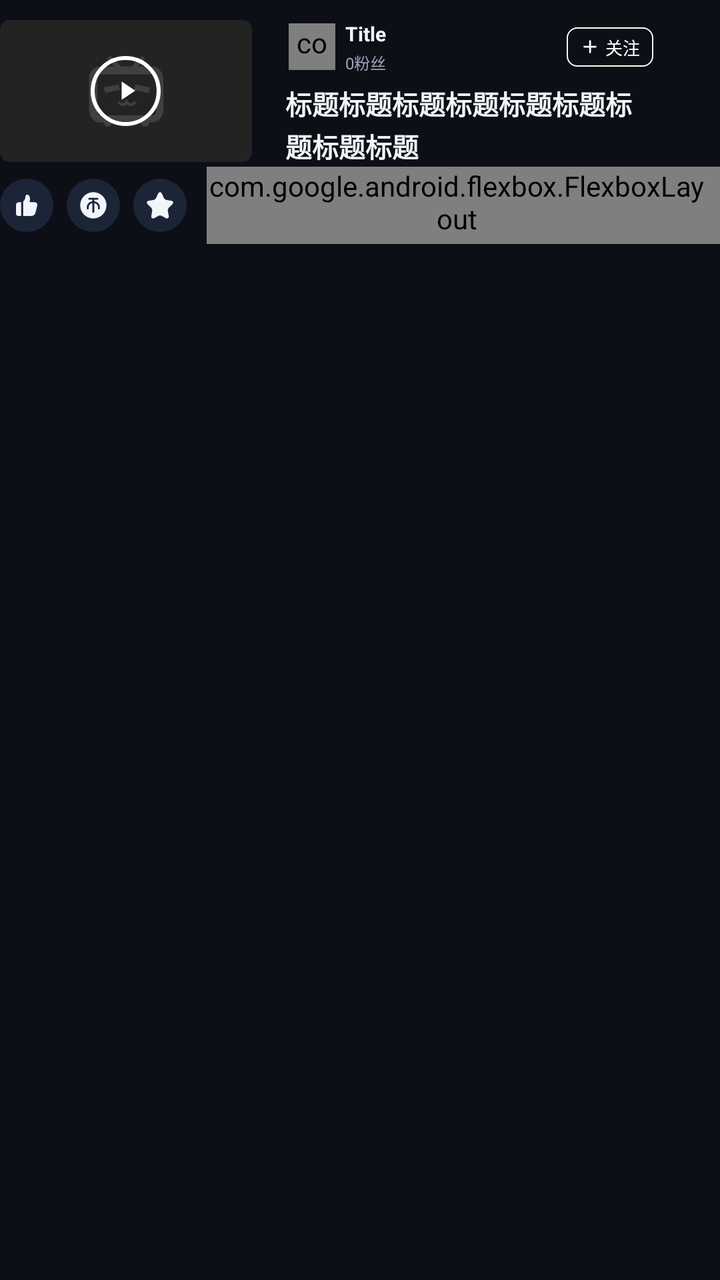
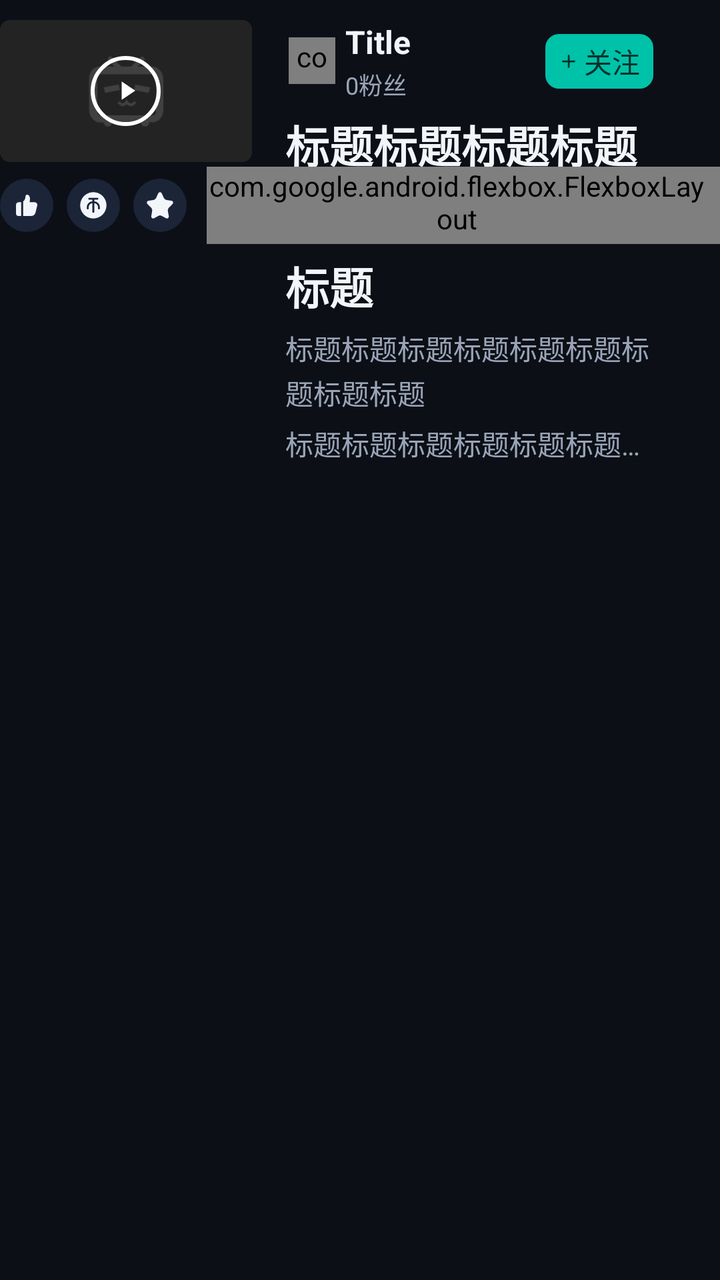

An Android layout rendered at two revisions. The XML below is the earlier revision; the diff shows what the commit changed to produce the second picture.
<!-- AndroidManifest.xml: application theme Theme.BTelly -->
<!-- res/layout/cell_video_detail_head.xml -->
<?xml version="1.0" encoding="utf-8"?>
<androidx.constraintlayout.widget.ConstraintLayout xmlns:android="http://schemas.android.com/apk/res/android"
    xmlns:app="http://schemas.android.com/apk/res-auto"
    android:layout_width="match_parent"
    android:layout_height="wrap_content"
    android:paddingBottom="@dimen/px15">

    <com.google.android.material.card.MaterialCardView
        android:id="@+id/card_cover"
        android:layout_width="0dp"
        android:layout_height="0dp"
        android:layout_marginTop="@dimen/px30"
        app:cardBackgroundColor="@android:color/transparent"
        app:cardCornerRadius="@dimen/px15"
        app:cardForegroundColor="@android:color/transparent"
        app:cardElevation="0dp"
        app:enforceMaterialTheme="false"
        app:layout_constraintDimensionRatio="h,16:9"
        app:layout_constraintStart_toStartOf="parent"
        app:layout_constraintTop_toTopOf="parent"
        app:layout_constraintWidth_percent="0.35"
        app:strokeColor="@android:color/transparent"
        app:strokeWidth="0dp">

        <androidx.appcompat.widget.AppCompatImageView
            android:id="@+id/image_cover"
            android:layout_width="match_parent"
            android:layout_height="match_parent"
            android:scaleType="centerCrop"
            android:src="@drawable/default_video" />

        <View
            android:layout_width="match_parent"
            android:layout_height="match_parent"
            android:background="#80000000" />

        <View
            android:id="@+id/view_play_ring"
            android:layout_width="@dimen/px105"
            android:layout_height="@dimen/px105"
            android:layout_gravity="center"
            android:background="@drawable/bg_play_ring" />

        <androidx.appcompat.widget.AppCompatImageView
            android:id="@+id/icon_play_button"
            android:layout_width="@dimen/px50"
            android:layout_height="@dimen/px50"
            android:layout_gravity="center"
            app:srcCompat="@drawable/ic_play" />
    </com.google.android.material.card.MaterialCardView>

    <View
        android:id="@+id/button_play"
        android:layout_width="0dp"
        android:layout_height="0dp"
        android:clickable="true"
        android:defaultFocusHighlightEnabled="false"
        android:focusable="true"
        android:nextFocusDown="@+id/button_like"
        android:nextFocusLeft="@id/button_back_1"
        android:nextFocusRight="@+id/button_uploader"
        app:layout_constraintBottom_toBottomOf="@+id/card_cover"
        app:layout_constraintEnd_toEndOf="@+id/card_cover"
        app:layout_constraintStart_toStartOf="@+id/card_cover"
        app:layout_constraintTop_toTopOf="@+id/card_cover" />

    <androidx.appcompat.widget.AppCompatImageView
        android:id="@+id/button_like"
        android:layout_width="@dimen/px80"
        android:layout_height="@dimen/px80"
        android:layout_marginTop="@dimen/px25"
        android:background="@drawable/button_common"
        android:clickable="true"
        android:focusable="true"
        android:nextFocusLeft="@id/button_back_1"
        android:nextFocusUp="@+id/button_play"
        android:padding="@dimen/px20"
        app:layout_constraintTop_toBottomOf="@+id/card_cover"
        app:layout_constraintEnd_toStartOf="@+id/button_coin"
        app:layout_constraintHorizontal_bias="0"
        app:layout_constraintHorizontal_chainStyle="packed"
        app:layout_constraintStart_toStartOf="@+id/card_cover"
        app:srcCompat="@drawable/ic_like"
        app:tint="?android:attr/textColorPrimary" />

    <androidx.appcompat.widget.AppCompatImageView
        android:id="@+id/button_coin"
        android:layout_width="@dimen/px80"
        android:layout_height="@dimen/px80"
        android:layout_marginStart="@dimen/px20"
        android:background="@drawable/button_common"
        android:clickable="true"
        android:focusable="true"
        android:nextFocusLeft="@id/button_back_1"
        android:nextFocusUp="@+id/button_play"
        android:padding="@dimen/px20"
        app:layout_constraintTop_toTopOf="@+id/button_like"
        app:layout_constraintEnd_toStartOf="@+id/button_favorite"
        app:layout_constraintStart_toEndOf="@+id/button_like"
        app:srcCompat="@drawable/ic_coin"
        app:tint="?android:attr/textColorPrimary" />

    <androidx.appcompat.widget.AppCompatImageView
        android:id="@+id/button_favorite"
        android:layout_width="@dimen/px80"
        android:layout_height="@dimen/px80"
        android:layout_marginStart="@dimen/px20"
        android:background="@drawable/button_common"
        android:clickable="true"
        android:focusable="true"
        android:nextFocusLeft="@id/button_back_1"
        android:nextFocusUp="@+id/button_play"
        android:padding="@dimen/px20"
        app:layout_constraintTop_toTopOf="@+id/button_like"
        app:layout_constraintEnd_toEndOf="@+id/card_cover"
        app:layout_constraintStart_toEndOf="@+id/button_coin"
        app:srcCompat="@drawable/ic_favorite"
        app:tint="?android:attr/textColorPrimary" />

    <com.btelly.ui.widget.TripleActionProgressView
        android:id="@+id/view_triple_progress"
        android:layout_width="0dp"
        android:layout_height="0dp"
        android:visibility="gone"
        app:layout_constraintBottom_toBottomOf="@+id/button_favorite"
        app:layout_constraintEnd_toEndOf="@+id/button_favorite"
        app:layout_constraintStart_toStartOf="@+id/button_like"
        app:layout_constraintTop_toTopOf="@+id/button_like" />

    <androidx.appcompat.widget.LinearLayoutCompat
        android:id="@+id/button_uploader"
        android:layout_width="wrap_content"
        android:layout_height="wrap_content"
        android:layout_marginStart="@dimen/px50"
        android:background="@drawable/cell_background"
        android:clickable="true"
        android:focusable="true"
        android:gravity="center_vertical"
        android:nextFocusDown="@+id/button_detail"
        android:nextFocusLeft="@+id/button_play"
        android:nextFocusRight="@+id/button_follow"
        android:paddingEnd="@dimen/px20"
        app:layout_constraintStart_toEndOf="@+id/card_cover"
        app:layout_constraintTop_toTopOf="@+id/card_cover">

        <com.btelly.core.ui.image.AvatarBadgeView
            android:id="@+id/image_avatar"
            android:layout_width="@dimen/px70"
            android:layout_height="@dimen/px70"
            android:layout_marginStart="@dimen/px5"
            android:layout_marginEnd="@dimen/px15"
            app:srcCompat="@drawable/default_avatar" />

        <androidx.appcompat.widget.LinearLayoutCompat
            android:layout_width="wrap_content"
            android:layout_height="wrap_content"
            android:orientation="vertical">

            <androidx.appcompat.widget.AppCompatTextView
                android:id="@+id/text_name"
                android:layout_width="wrap_content"
                android:layout_height="wrap_content"
                android:ellipsize="end"
                android:singleLine="true"
                android:text="Title"
                android:textColor="?android:attr/textColorPrimary"
                android:textSize="@dimen/px30"
                android:textStyle="bold" />

            <androidx.appcompat.widget.AppCompatTextView
                android:id="@+id/text_fans"
                android:layout_width="wrap_content"
                android:layout_height="wrap_content"
                android:layout_marginTop="@dimen/px5"
                android:text="0粉丝"
                android:textColor="?android:attr/textColorSecondary"
                android:textSize="@dimen/px24" />
        </androidx.appcompat.widget.LinearLayoutCompat>
    </androidx.appcompat.widget.LinearLayoutCompat>

    <androidx.appcompat.widget.LinearLayoutCompat
        android:id="@+id/button_follow"
        android:layout_width="wrap_content"
        android:layout_height="wrap_content"
        android:background="@drawable/button_accent_outline"
        android:clickable="true"
        android:focusable="true"
        android:gravity="center_vertical"
        android:nextFocusDown="@+id/button_detail"
        android:nextFocusLeft="@+id/button_uploader"
        android:nextFocusRight="@+id/button_like"
        android:paddingStart="@dimen/px20"
        android:paddingTop="@dimen/px10"
        android:paddingEnd="@dimen/px20"
        android:paddingBottom="@dimen/px10"
        app:layout_constraintBottom_toBottomOf="@+id/button_uploader"
        app:layout_constraintEnd_toEndOf="@+id/text_title"
        app:layout_constraintTop_toTopOf="@+id/button_uploader">

        <androidx.appcompat.widget.AppCompatImageView
            android:id="@+id/icon_follow"
            android:layout_width="@dimen/px30"
            android:layout_height="@dimen/px30"
            app:srcCompat="@drawable/ic_plus"
            app:tint="@android:color/white" />

        <androidx.appcompat.widget.AppCompatTextView
            android:id="@+id/text_follow"
            android:layout_width="wrap_content"
            android:layout_height="wrap_content"
            android:layout_marginStart="@dimen/px8"
            android:text="@string/follow"
            android:textColor="@android:color/white"
            android:textSize="@dimen/px26" />
    </androidx.appcompat.widget.LinearLayoutCompat>

    <androidx.appcompat.widget.AppCompatTextView
        android:id="@+id/text_title"
        android:layout_width="0dp"
        android:layout_height="wrap_content"
        android:layout_marginStart="@dimen/px50"
        android:layout_marginTop="@dimen/px15"
        android:layout_marginEnd="@dimen/px100"
        android:lineSpacingMultiplier="1.1"
        android:text="标题标题标题标题标题标题标题标题标题"
        android:textColor="?android:attr/textColorPrimary"
        android:textSize="@dimen/px40"
        android:textStyle="bold"
        app:layout_constraintEnd_toEndOf="parent"
        app:layout_constraintStart_toEndOf="@+id/card_cover"
        app:layout_constraintTop_toBottomOf="@+id/button_uploader" />

    <androidx.appcompat.widget.AppCompatTextView
        android:id="@+id/text_subtitle"
        android:layout_width="0dp"
        android:layout_height="wrap_content"
        android:layout_marginTop="@dimen/px15"
        android:lineSpacingMultiplier="1.1"
        android:text="标题标题标题标题标题标题标题标题标题"
        android:textColor="?attr/tvTextSecondary"
        android:textSize="@dimen/px30"
        app:layout_constraintEnd_toEndOf="@+id/text_title"
        app:layout_constraintStart_toStartOf="@+id/text_title"
        app:layout_constraintTop_toBottomOf="@+id/text_title"
        app:layout_constraintVertical_bias="0.1" />

    <androidx.appcompat.widget.LinearLayoutCompat
        android:id="@+id/layout_desc_row"
        android:layout_width="0dp"
        android:layout_height="wrap_content"
        android:layout_marginTop="@dimen/px15"
        android:gravity="center_vertical"
        android:orientation="horizontal"
        app:layout_constraintEnd_toEndOf="@+id/text_title"
        app:layout_constraintStart_toStartOf="@+id/text_title"
        app:layout_constraintTop_toBottomOf="@+id/text_subtitle">

        <androidx.appcompat.widget.AppCompatTextView
            android:id="@+id/text_description"
            android:layout_width="0dp"
            android:layout_height="wrap_content"
            android:layout_weight="1"
            android:ellipsize="end"
            android:maxLines="1"
            android:text="标题标题标题标题标题标题标题标题标题"
            android:textColor="?android:attr/textColorSecondary"
            android:textSize="@dimen/px28" />

        <androidx.appcompat.widget.AppCompatTextView
            android:id="@+id/button_detail"
            android:layout_width="wrap_content"
            android:layout_height="wrap_content"
            android:layout_marginStart="@dimen/px15"
            android:background="@drawable/button_accent_outline"
            android:clickable="true"
            android:focusable="true"
            android:paddingStart="@dimen/px20"
            android:paddingTop="@dimen/px10"
            android:paddingEnd="@dimen/px20"
            android:paddingBottom="@dimen/px10"
            android:text="@string/detail"
            android:textColor="@android:color/white"
            android:textSize="@dimen/px26"
            android:visibility="gone" />
    </androidx.appcompat.widget.LinearLayoutCompat>

    <com.google.android.flexbox.FlexboxLayout
        android:id="@+id/view_flex_layout"
        android:layout_width="0dp"
        android:layout_height="wrap_content"
        android:layout_marginStart="@dimen/px30"
        android:descendantFocusability="afterDescendants"
        android:focusable="true"
        android:nextFocusLeft="@+id/button_play"
        android:paddingEnd="@dimen/px20"
        android:paddingBottom="@dimen/px10"
        app:alignItems="center"
        app:flexWrap="wrap"
        app:layout_constraintBottom_toBottomOf="@+id/button_like"
        app:layout_constraintEnd_toEndOf="parent"
        app:layout_constraintStart_toEndOf="@+id/button_favorite"
        app:layout_constraintTop_toTopOf="@+id/button_like" />
</androidx.constraintlayout.widget.ConstraintLayout>
<!-- resources referenced by this layout -->
<resources>
  <dimen name="px10">10px</dimen>
  <dimen name="px100">100px</dimen>
  <dimen name="px105">105px</dimen>
  <dimen name="px15">15px</dimen>
  <dimen name="px20">20px</dimen>
  <dimen name="px24">24px</dimen>
  <dimen name="px25">25px</dimen>
  <dimen name="px26">26px</dimen>
  <dimen name="px28">28px</dimen>
  <dimen name="px30">30px</dimen>
  <dimen name="px40">40px</dimen>
  <dimen name="px5">5px</dimen>
  <dimen name="px50">50px</dimen>
  <dimen name="px70">70px</dimen>
  <dimen name="px8">8px</dimen>
  <dimen name="px80">80px</dimen>
  <!-- drawable bg_play_ring (drawable) -->
  <?xml version="1.0" encoding="utf-8"?>
  <shape xmlns:android="http://schemas.android.com/apk/res/android"
      android:shape="oval">
      <stroke
          android:width="@dimen/px6"
          android:color="#FFFFFF" />
      <size
          android:width="@dimen/px100"
          android:height="@dimen/px100" />
  </shape>
  <!-- drawable button_accent_outline (drawable) -->
  <?xml version="1.0" encoding="utf-8"?>
  <selector xmlns:android="http://schemas.android.com/apk/res/android" android:exitFadeDuration="@android:integer/config_shortAnimTime">
      <item android:state_pressed="true">
          <shape>
              <solid android:color="?attr/colorPrimary"/>
              <corners android:radius="@dimen/px15"/>
              <stroke android:width="@dimen/px2" android:color="@color/colorAccent"/>
          </shape>
      </item>
      <item android:state_focused="true">
          <shape>
              <solid android:color="?attr/colorControlHighlight"/>
              <corners android:radius="@dimen/px15"/>
              <stroke android:width="@dimen/px2" android:color="@color/colorAccent"/>
          </shape>
      </item>
      <item android:state_selected="true">
          <shape>
              <solid android:color="?attr/fourthBackgroundColor"/>
              <corners android:radius="@dimen/px15"/>
              <stroke android:width="@dimen/px2" android:color="@color/colorAccent"/>
          </shape>
      </item>
      <item>
          <shape>
              <solid android:color="@android:color/transparent"/>
              <corners android:radius="@dimen/px15"/>
              <stroke android:width="@dimen/px2" android:color="@android:color/white"/>
          </shape>
      </item>
  </selector>
  <!-- drawable ic_play (drawable) -->
  <?xml version="1.0" encoding="utf-8"?>
  <vector xmlns:android="http://schemas.android.com/apk/res/android"
      android:width="24dp"
      android:height="24dp"
      android:viewportWidth="24"
      android:viewportHeight="24">
      <path
          android:fillColor="#FFFFFFFF"
          android:pathData="M8.9,5.4 L18.7,12 L8.9,18.6 Z" />
  </vector>
  <string name="detail">简介详情</string>
  <string name="follow">关注</string>
  <style name="Theme.BTelly" parent="@style/Theme.BTellyBase">
      </style>
  <dimen name="px6">6px</dimen>
  <dimen name="px2">2px</dimen>
  <color name="colorAccent">#bb86fc</color>
  <dimen name="card_radius">12dp</dimen>
  <style name="WindowAnimationTransition" parent="">
          <item name="android:windowEnterAnimation">@android:anim/fade_in</item>
          <item name="android:windowExitAnimation">@android:anim/fade_out</item>
      </style>
  <color name="tv_surface">#0C0F16</color>
  <color name="tv_surface_raised">#141A29</color>
  <color name="tv_surface_overlay">#1C2438</color>
  <color name="tv_divider">#26304A</color>
  <color name="tv_accent">#00C2A8</color>
  <color name="tv_accent_dim">#123B34</color>
  <color name="tv_accent_on">#00312A</color>
  <color name="tv_text_primary">#F2F5FA</color>
  <color name="tv_text_secondary">#9AA5B8</color>
  <color name="tv_text_tertiary">#67718A</color>
  <color name="tv_scrim">#99000000</color>
  <!-- unchanged entries left out for length: 9 -->
</resources>

<!-- the commit's change to res/layout/cell_video_detail_head.xml (unified diff, before → after) -->
@@ -81,7 +81,7 @@
         app:layout_constraintHorizontal_chainStyle="packed"
         app:layout_constraintStart_toStartOf="@+id/card_cover"
         app:srcCompat="@drawable/ic_like"
-        app:tint="?android:attr/textColorPrimary" />
+        app:tint="?attr/tvTextPrimary" />
 
     <androidx.appcompat.widget.AppCompatImageView
         android:id="@+id/button_coin"
@@ -98,7 +98,7 @@
         app:layout_constraintEnd_toStartOf="@+id/button_favorite"
         app:layout_constraintStart_toEndOf="@+id/button_like"
         app:srcCompat="@drawable/ic_coin"
-        app:tint="?android:attr/textColorPrimary" />
+        app:tint="?attr/tvTextPrimary" />
 
     <androidx.appcompat.widget.AppCompatImageView
         android:id="@+id/button_favorite"
@@ -115,7 +115,7 @@
         app:layout_constraintEnd_toEndOf="@+id/card_cover"
         app:layout_constraintStart_toEndOf="@+id/button_coin"
         app:srcCompat="@drawable/ic_favorite"
-        app:tint="?android:attr/textColorPrimary" />
+        app:tint="?attr/tvTextPrimary" />
 
     <com.btelly.ui.widget.TripleActionProgressView
         android:id="@+id/view_triple_progress"
@@ -163,8 +163,8 @@
                 android:ellipsize="end"
                 android:singleLine="true"
                 android:text="Title"
-                android:textColor="?android:attr/textColorPrimary"
-                android:textSize="@dimen/px30"
+                android:textColor="?attr/tvTextPrimary"
+                android:textSize="@dimen/text_title"
                 android:textStyle="bold" />
 
             <androidx.appcompat.widget.AppCompatTextView
@@ -173,8 +173,8 @@
                 android:layout_height="wrap_content"
                 android:layout_marginTop="@dimen/px5"
                 android:text="0粉丝"
-                android:textColor="?android:attr/textColorSecondary"
-                android:textSize="@dimen/px24" />
+                android:textColor="?attr/tvTextSecondary"
+                android:textSize="@dimen/text_label" />
         </androidx.appcompat.widget.LinearLayoutCompat>
     </androidx.appcompat.widget.LinearLayoutCompat>
 
@@ -202,7 +202,7 @@
             android:layout_width="@dimen/px30"
             android:layout_height="@dimen/px30"
             app:srcCompat="@drawable/ic_plus"
-            app:tint="@android:color/white" />
+            app:tint="?attr/tvAccentOn" />
 
         <androidx.appcompat.widget.AppCompatTextView
             android:id="@+id/text_follow"
@@ -210,8 +210,8 @@
             android:layout_height="wrap_content"
             android:layout_marginStart="@dimen/px8"
             android:text="@string/follow"
-            android:textColor="@android:color/white"
-            android:textSize="@dimen/px26" />
+            android:textColor="?attr/tvAccentOn"
+            android:textSize="@dimen/text_body" />
     </androidx.appcompat.widget.LinearLayoutCompat>
 
     <androidx.appcompat.widget.AppCompatTextView
@@ -223,8 +223,8 @@
         android:layout_marginEnd="@dimen/px100"
         android:lineSpacingMultiplier="1.1"
         android:text="标题标题标题标题标题标题标题标题标题"
-        android:textColor="?android:attr/textColorPrimary"
-        android:textSize="@dimen/px40"
+        android:textColor="?attr/tvTextPrimary"
+        android:textSize="@dimen/text_display"
         android:textStyle="bold"
         app:layout_constraintEnd_toEndOf="parent"
         app:layout_constraintStart_toEndOf="@+id/card_cover"
@@ -238,7 +238,7 @@
         android:lineSpacingMultiplier="1.1"
         android:text="标题标题标题标题标题标题标题标题标题"
         android:textColor="?attr/tvTextSecondary"
-        android:textSize="@dimen/px30"
+        android:textSize="@dimen/text_body"
         app:layout_constraintEnd_toEndOf="@+id/text_title"
         app:layout_constraintStart_toStartOf="@+id/text_title"
         app:layout_constraintTop_toBottomOf="@+id/text_title"
@@ -263,8 +263,8 @@
             android:ellipsize="end"
             android:maxLines="1"
             android:text="标题标题标题标题标题标题标题标题标题"
-            android:textColor="?android:attr/textColorSecondary"
-            android:textSize="@dimen/px28" />
+            android:textColor="?attr/tvTextSecondary"
+            android:textSize="@dimen/text_body" />
 
         <androidx.appcompat.widget.AppCompatTextView
             android:id="@+id/button_detail"
@@ -279,8 +279,8 @@
             android:paddingEnd="@dimen/px20"
             android:paddingBottom="@dimen/px10"
             android:text="@string/detail"
-            android:textColor="@android:color/white"
-            android:textSize="@dimen/px26"
+            android:textColor="?attr/tvAccentOn"
+            android:textSize="@dimen/text_body"
             android:visibility="gone" />
     </androidx.appcompat.widget.LinearLayoutCompat>
 
<!-- resource entries referenced after the edit -->
@@ -5,17 +5,17 @@
   <dimen name="px105">105px</dimen>
   <dimen name="px15">15px</dimen>
   <dimen name="px20">20px</dimen>
-  <dimen name="px24">24px</dimen>
   <dimen name="px25">25px</dimen>
-  <dimen name="px26">26px</dimen>
-  <dimen name="px28">28px</dimen>
   <dimen name="px30">30px</dimen>
-  <dimen name="px40">40px</dimen>
   <dimen name="px5">5px</dimen>
   <dimen name="px50">50px</dimen>
   <dimen name="px70">70px</dimen>
   <dimen name="px8">8px</dimen>
   <dimen name="px80">80px</dimen>
+  <dimen name="text_body">14sp</dimen>
+  <dimen name="text_display">22sp</dimen>
+  <dimen name="text_label">12sp</dimen>
+  <dimen name="text_title">16sp</dimen>
   <!-- drawable bg_play_ring (drawable) -->
   <?xml version="1.0" encoding="utf-8"?>
   <shape xmlns:android="http://schemas.android.com/apk/res/android"
@@ -30,32 +30,18 @@
   <!-- drawable button_accent_outline (drawable) -->
   <?xml version="1.0" encoding="utf-8"?>
   <selector xmlns:android="http://schemas.android.com/apk/res/android" android:exitFadeDuration="@android:integer/config_shortAnimTime">
-      <item android:state_pressed="true">
-          <shape>
-              <solid android:color="?attr/colorPrimary"/>
-              <corners android:radius="@dimen/px15"/>
-              <stroke android:width="@dimen/px2" android:color="@color/colorAccent"/>
-          </shape>
-      </item>
       <item android:state_focused="true">
           <shape>
-              <solid android:color="?attr/colorControlHighlight"/>
-              <corners android:radius="@dimen/px15"/>
-              <stroke android:width="@dimen/px2" android:color="@color/colorAccent"/>
-          </shape>
-      </item>
-      <item android:state_selected="true">
-          <shape>
-              <solid android:color="?attr/fourthBackgroundColor"/>
-              <corners android:radius="@dimen/px15"/>
-              <stroke android:width="@dimen/px2" android:color="@color/colorAccent"/>
+              <solid android:color="?attr/tvAccent" />
+              <corners android:radius="@dimen/radius_s" />
+              <stroke android:width="1.5dp" android:color="?attr/tvTextPrimary" />
           </shape>
       </item>
       <item>
           <shape>
-              <solid android:color="@android:color/transparent"/>
-              <corners android:radius="@dimen/px15"/>
-              <stroke android:width="@dimen/px2" android:color="@android:color/white"/>
+              <solid android:color="?attr/tvAccent" />
+              <corners android:radius="@dimen/radius_s" />
+              <stroke android:width="1.5dp" android:color="?attr/tvAccent" />
           </shape>
       </item>
   </selector>
@@ -75,8 +61,7 @@
   <style name="Theme.BTelly" parent="@style/Theme.BTellyBase">
       </style>
   <dimen name="px6">6px</dimen>
-  <dimen name="px2">2px</dimen>
-  <color name="colorAccent">#bb86fc</color>
+  <dimen name="radius_s">6dp</dimen>
   <dimen name="card_radius">12dp</dimen>
   <style name="WindowAnimationTransition" parent="">
           <item name="android:windowEnterAnimation">@android:anim/fade_in</item>
